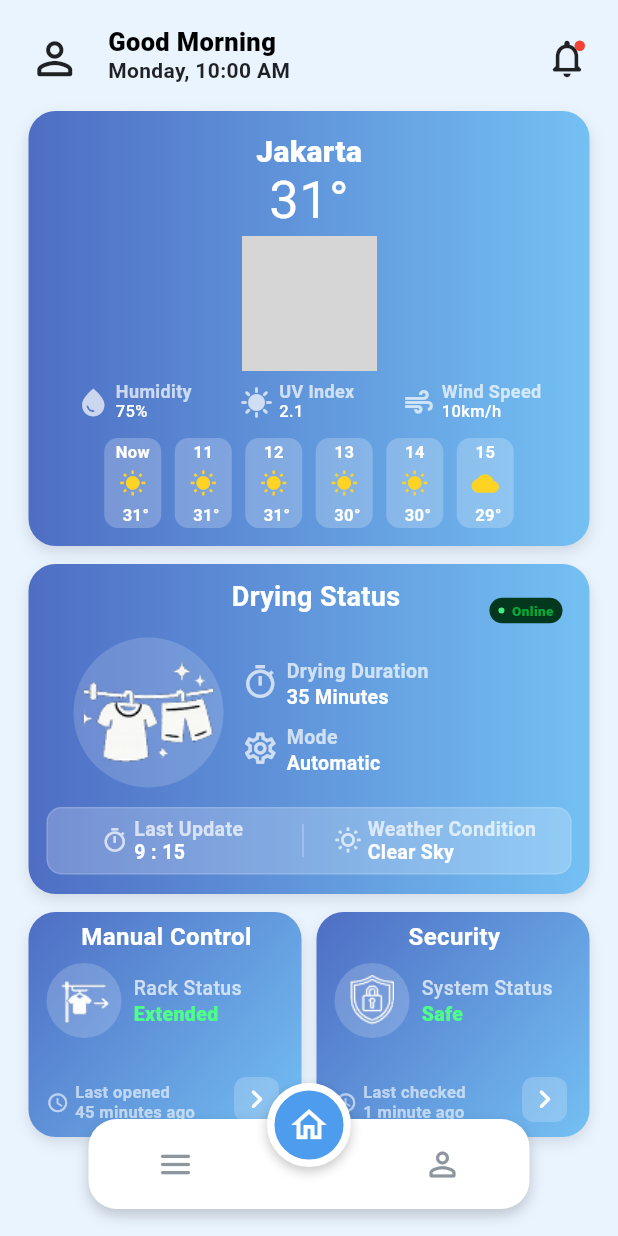
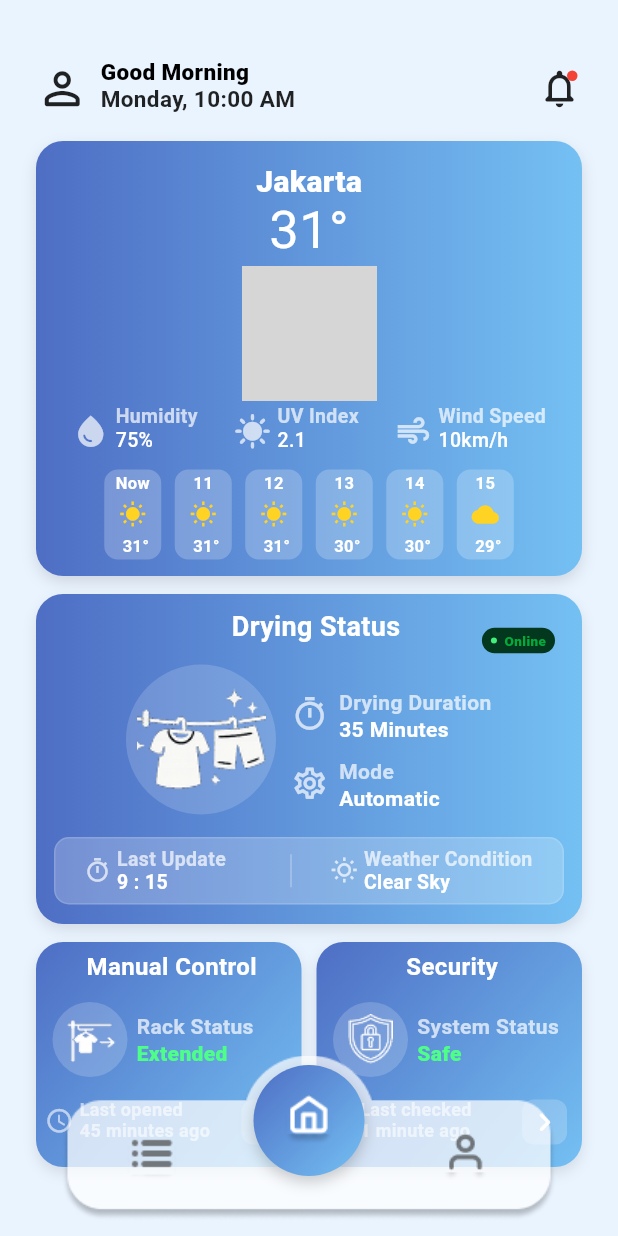
Before and after one commit to AnasTsya0/aerodry-app, a Flutter app: the screen it shows after launch, on a phone screen of 412 x 824 dp. Run offline on Flutter 3.47's test engine with Material 3 defaults, Android fonts, the phone set to English and light mode, and no system bars; our stand-ins replace image_picker; grey boxes are pictures that could not be loaded.

Commit message:
update dashboard ui

```diff
--- a/lib/screens/dashboard_screen.dart
+++ b/lib/screens/dashboard_screen.dart
@@ -19,7 +19,7 @@ class DashboardScreen extends StatelessWidget {
             child: Stack(
               children: [
                 SingleChildScrollView(
-                  padding: const EdgeInsets.fromLTRB(15, 20, 15, 105),
+                  padding: const EdgeInsets.fromLTRB(20, 40, 20, 100),
                   child: Column(
                     children: const [
                       _Header(),
@@ -55,9 +55,9 @@ class DashboardScreen extends StatelessWidget {
                   ),
                 ),
                 const Positioned(
-                  left: 55,
-                  right: 55,
-                  bottom: 18,
+                  left: 20,
+                  right: 20,
+                  bottom: 10,
                   child: _BottomNav(),
                 ),
               ],
@@ -77,7 +77,7 @@ class _Header extends StatelessWidget {
     return Row(
       children: [
         const Icon(Icons.person_outline_rounded, size: 35),
-        const SizedBox(width: 18),
+        const SizedBox(width: 8),
         const Expanded(
           child: Column(
             crossAxisAlignment: CrossAxisAlignment.start,
@@ -86,7 +86,7 @@ class _Header extends StatelessWidget {
               Text(
                 'Good Morning',
                 style: TextStyle(
-                  fontSize: 17,
+                  fontSize: 15,
                   height: 1,
                   fontWeight: FontWeight.w900,
                   color: Colors.black,
@@ -95,7 +95,7 @@ class _Header extends StatelessWidget {
               Text(
                 'Monday, 10:00 AM',
                 style: TextStyle(
-                  fontSize: 14,
+                  fontSize: 15,
                   height: 1.5,
                   fontWeight: FontWeight.w600,
                   color: Colors.black87,
@@ -177,7 +177,7 @@ class _WeatherCard extends StatelessWidget {
             height: 90,
             fit: BoxFit.contain,
           ),
-          const SizedBox(height: 8),
+          const SizedBox(height: 5),
           const Row(
             mainAxisAlignment: MainAxisAlignment.spaceEvenly,
             children: [
@@ -234,7 +234,7 @@ class _WeatherInfo extends StatelessWidget {
   Widget build(BuildContext context) {
     return Row(
       children: [
-        Icon(icon, size: 22, color: Colors.white70),
+        Icon(icon, size: 25, color: Colors.white70),
         const SizedBox(width: 4),
         Column(
           crossAxisAlignment: CrossAxisAlignment.start,
@@ -242,7 +242,7 @@ class _WeatherInfo extends StatelessWidget {
             Text(
               title,
               style: const TextStyle(
-                fontSize: 12,
+                fontSize: 13,
                 height: 0.9,
                 fontWeight: FontWeight.w600,
                 color: Colors.white70,
@@ -251,7 +251,7 @@ class _WeatherInfo extends StatelessWidget {
             Text(
               value,
               style: const TextStyle(
-                fontSize: 11,
+                fontSize: 13,
                 fontWeight: FontWeight.w500,
                 color: Colors.white,
               ),
@@ -398,10 +398,10 @@ class _DryingCard extends StatelessWidget {
               child: Row(
                 crossAxisAlignment: CrossAxisAlignment.start,
                 children: [
-                  const SizedBox(width: 30),
+                  const SizedBox(width: 60),
 
                   Transform.translate(
-                    offset: const Offset(0, 5),
+                    offset: const Offset(0, 3),
                     child: Container(
                       width: 100,
                       height: 100,
@@ -421,7 +421,7 @@ class _DryingCard extends StatelessWidget {
                     ),
                   ),
 
-                  const SizedBox(width: 12),
+                  const SizedBox(width: 10),
 
                   const Expanded(
                     child: Padding(
@@ -468,7 +468,7 @@ class _DryingCard extends StatelessWidget {
                   children: [
                     Expanded(
                       child: Transform.translate(
-                        offset: const Offset(-6, 0),
+                        offset: const Offset(-20, 0),
                         child: const Padding(
                           padding: EdgeInsets.only(left: 4),
                           child: _BottomInfo(
@@ -480,7 +480,7 @@ class _DryingCard extends StatelessWidget {
                       ),
                     ),
                     Transform.translate(
-                      offset: const Offset(-4, 0),
+                      offset: const Offset(-12, 0),
                       child: const SizedBox(
                         height: 22,
                         child: VerticalDivider(
@@ -528,7 +528,7 @@ class _DryingText extends StatelessWidget {
     return Row(
       children: [
         Icon(icon, color: Colors.white70, size: 25),
-        const SizedBox(width: 5),
+        const SizedBox(width: 7),
         Column(
           mainAxisSize: MainAxisSize.min,
           crossAxisAlignment: CrossAxisAlignment.start,
@@ -536,7 +536,7 @@ class _DryingText extends StatelessWidget {
             Text(
               title,
               style: const TextStyle(
-                fontSize: 13,
+                fontSize: 14,
                 height: 1.5,
                 fontWeight: FontWeight.w600,
                 color: Colors.white70,
@@ -546,7 +546,7 @@ class _DryingText extends StatelessWidget {
             Text(
               value,
               style: const TextStyle(
-                fontSize: 13,
+                fontSize: 14,
                 height: 1.05,
                 fontWeight: FontWeight.w600,
                 color: Colors.white,
@@ -655,7 +655,7 @@ class _MiniCard extends StatelessWidget {
       child: Stack(
         children: [
           Padding(
-            padding: const EdgeInsets.fromLTRB(12, 9, 10, 10),
+            padding: const EdgeInsets.fromLTRB(6, 9, 2, 10),
             child: Column(
               children: [
                 Text(
@@ -669,25 +669,28 @@ class _MiniCard extends StatelessWidget {
                   ),
                 ),
 
-                const SizedBox(height: 9),
+                const SizedBox(height: 15),
 
                 Row(
                   crossAxisAlignment: CrossAxisAlignment.center,
                   children: [
-                    Container(
-                      width: 50,
-                      height: 50,
-                      decoration: BoxDecoration(
-                        color: Colors.white.withOpacity(0.18),
-                        shape: BoxShape.circle,
-                      ),
-                      child: Padding(
-                        padding: const EdgeInsets.all(8),
-                        child: Image.asset(imagePath, fit: BoxFit.contain),
+                    Transform.translate(
+                      offset: const Offset(5, 0), // kiri kanan
+                      child: Container(
+                        width: 50,
+                        height: 50,
+                        decoration: BoxDecoration(
+                          color: Colors.white.withOpacity(0.18),
+                          shape: BoxShape.circle,
+                        ),
+                        child: Padding(
+                          padding: const EdgeInsets.all(8),
+                          child: Image.asset(imagePath, fit: BoxFit.contain),
+                        ),
                       ),
                     ),
 
-                    const SizedBox(width: 8),
+                    const SizedBox(width: 11),
 
                     Expanded(
                       child: Padding(
@@ -698,8 +701,8 @@ class _MiniCard extends StatelessWidget {
                             Text(
                               label,
                               style: const TextStyle(
-                                fontSize: 13,
-                                fontWeight: FontWeight.w500,
+                                fontSize: 14,
+                                fontWeight: FontWeight.w700,
                                 color: Colors.white70,
                                 height: 1,
                               ),
@@ -710,7 +713,7 @@ class _MiniCard extends StatelessWidget {
                             Text(
                               value,
                               style: const TextStyle(
-                                fontSize: 13,
+                                fontSize: 14,
                                 fontWeight: FontWeight.w800,
                                 color: Color(0xFF4DFF88),
                                 height: 1,
@@ -723,13 +726,13 @@ class _MiniCard extends StatelessWidget {
                   ],
                 ),
 
-                const Spacer(),
+                const SizedBox(height: 15),
 
                 Row(
                   children: [
                     const Icon(
                       Icons.access_time_rounded,
-                      size: 15,
+                      size: 19,
                       color: Colors.white60,
                     ),
 
@@ -739,9 +742,9 @@ class _MiniCard extends StatelessWidget {
                       child: Text(
                         footerText,
                         style: const TextStyle(
-                          fontSize: 11,
+                          fontSize: 12,
                           height: 1.15,
-                          fontWeight: FontWeight.w700,
+                          fontWeight: FontWeight.w600,
                           color: Colors.white60,
                         ),
                       ),
@@ -753,8 +756,8 @@ class _MiniCard extends StatelessWidget {
           ),
 
           Positioned(
-            right: 15,
-            bottom: 10,
+            right: 10,
+            bottom: 15,
             child: Container(
               width: 30,
               height: 30,
@@ -780,56 +783,75 @@ class _BottomNav extends StatelessWidget {
 
   @override
   Widget build(BuildContext context) {
-    return Container(
-      height: 60,
-      decoration: BoxDecoration(
-        color: Colors.white,
-        borderRadius: BorderRadius.circular(19),
-        boxShadow: [
-          BoxShadow(
-            color: Colors.black.withOpacity(0.20),
-            blurRadius: 8,
-            offset: const Offset(0, 4),
-          ),
-        ],
-      ),
+    return SizedBox(
+      height: 95,
+      width: double.infinity,
       child: Stack(
+        alignment: Alignment.bottomCenter,
         clipBehavior: Clip.none,
-        alignment: Alignment.center,
         children: [
-          const Positioned(
-            left: 45,
-            child: Icon(Icons.menu_rounded, size: 26, color: Color(0xFF8D969F)),
-          ),
-          const Positioned(
-            right: 45,
-            child: Icon(
-              Icons.person_outline_rounded,
-              size: 26,
-              color: Color(0xFF8D969F),
+          // NAVBAR PUTIH
+          Positioned(
+            bottom: 0,
+            child: Image.asset(
+              'assets/images/navbar.png',
+              width: 330,
+              fit: BoxFit.contain,
             ),
           ),
+
+          // ICON LIST
           Positioned(
-            top: -24,
+            left: 60,
+            bottom: 26,
+            child: Image.asset(
+              'assets/images/navbarlog.png',
+              width: 35,
+              height: 35,
+            ),
+          ),
+
+          // ICON PROFILE
+          Positioned(
+            right: 60,
+            bottom: 25,
+            child: Image.asset(
+              'assets/images/profile.png',
+              width: 35,
+              height: 35,
+            ),
+          ),
+
+          // BULETAN BIRU
+          Positioned(
+            top: -9,
             child: Container(
-              width: 56,
-              height: 56,
+              width: 74,
+              height: 74,
               decoration: BoxDecoration(
-                color: const Color(0xFF4E9CED),
                 shape: BoxShape.circle,
-                border: Border.all(color: Colors.white, width: 5),
+                gradient: const LinearGradient(
+                  colors: [Color(0xFF4E6EC4), Color(0xFF74C0F3)],
+                  begin: Alignment.topLeft,
+                  end: Alignment.bottomRight,
+                ),
+
                 boxShadow: [
                   BoxShadow(
-                    color: Colors.black.withOpacity(0.22),
-                    blurRadius: 6,
-                    offset: const Offset(0, 3),
+                    color: Colors.black.withOpacity(0.20),
+                    blurRadius: 8,
+                    offset: const Offset(0, 4),
                   ),
                 ],
               ),
-              child: const Icon(
-                Icons.home_outlined,
-                color: Colors.white,
-                size: 28,
+
+              // ICON HOME
+              child: Center(
+                child: Image.asset(
+                  'assets/images/navbarhome.png',
+                  width: 35,
+                  height: 35,
+                ),
               ),
             ),
           ),
```
Also changed, not shown: assets/images/navbar.png (added), assets/images/navbarhome.png (added), assets/images/navbarlog.png (added), assets/images/profile.png (added).
